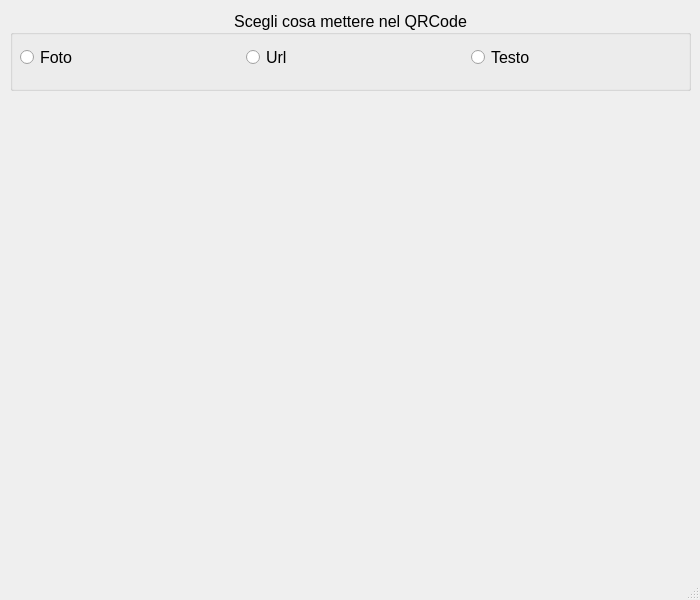
Above: main.ui from mattepuffo/MPQrcode before the change. Below: the same form after it.
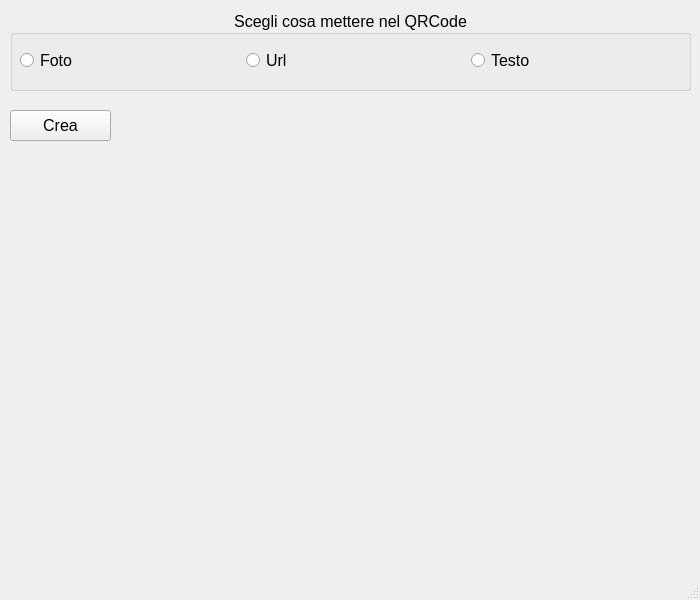
That is the form after the change.

What changed in the file:
```diff
--- a/main.ui
+++ b/main.ui
@@ -53,7 +53,7 @@
        <x>10</x>
        <y>30</y>
        <width>671</width>
-       <height>35</height>
+       <height>41</height>
       </rect>
      </property>
      <layout class="QHBoxLayout" name="horizontalLayout">
@@ -81,6 +81,24 @@
      </layout>
     </widget>
    </widget>
+   <widget class="QPushButton" name="btnCrea">
+    <property name="geometry">
+     <rect>
+      <x>10</x>
+      <y>110</y>
+      <width>101</width>
+      <height>31</height>
+     </rect>
+    </property>
+    <property name="font">
+     <font>
+      <pointsize>12</pointsize>
+     </font>
+    </property>
+    <property name="text">
+     <string>Crea</string>
+    </property>
+   </widget>
   </widget>
   <widget class="QMenuBar" name="menubar">
    <property name="geometry">
```
